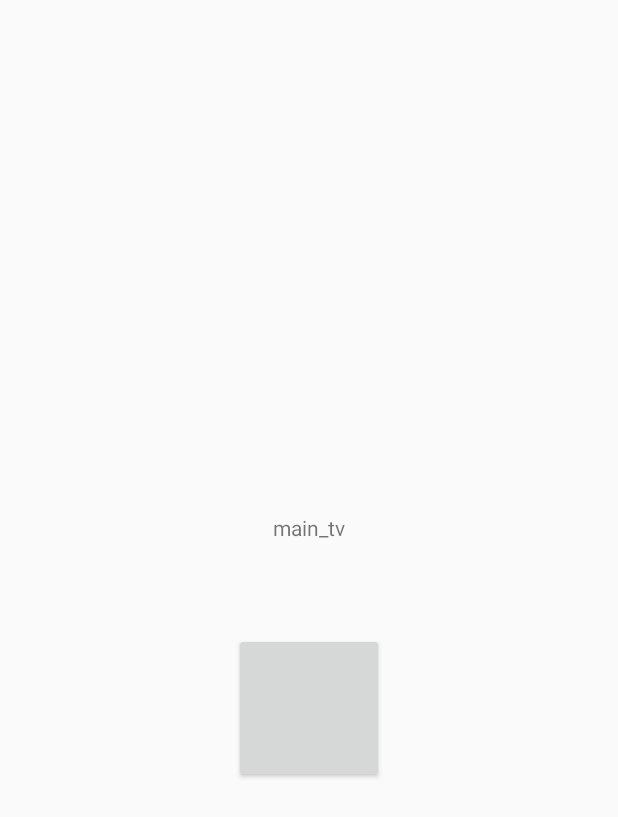
After one commit to jason-boun/AndroidTestApp, an Android app: the ThirdActivity screen opened directly, with no data from a screen before it, on a phone screen of 412 x 824 dp. The commit adds this screen. Shown: the top 817 px of the screen. Run offline under Robolectric (Android 15) with nearby library versions, the phone set to English and light mode, and no system bars; our stand-ins replace EventBus.

Commit message:
eventBus test

```diff
--- a/app/build.gradle
+++ b/app/build.gradle
@@ -61,15 +61,17 @@ apt {
 
 dependencies {
     compile fileTree(include: ['*.jar'], dir: 'libs')
-    compile 'com.android.support:appcompat-v7:25.2.0'
+    compile 'com.android.support:appcompat-v7:25.3.0'
 
     apt "org.androidannotations:androidannotations:$AAVersion"
     compile "org.androidannotations:androidannotations-api:$AAVersion"
 
     //事件通知
     compile 'org.greenrobot:eventbus:3.0.0'
-    compile 'com.jakewharton:butterknife:8.5.1'
     compile 'com.google.code.gson:gson:2.8.1'
+
+    compile 'com.jakewharton:butterknife:8.8.1'
+    annotationProcessor 'com.jakewharton:butterknife-compiler:8.8.1'
 
     //virtual插件化框架
     compile 'com.didi.virtualapk:core:0.9.0'
--- a/app/src/main/AndroidManifest.xml
+++ b/app/src/main/AndroidManifest.xml
@@ -27,6 +27,7 @@
 
         <activity android:name=".activity.SecondActivity"/>
         <activity android:name=".activity.GaoSiTest"/>
+        <activity android:name=".activity.ThirdActivity"/>
 
         <service android:name=".service.MService"/>
     </application>
--- /dev/null
+++ b/app/src/main/java/com/jason/test/testapp/activity/ThirdActivity.java
@@ -0,0 +1,42 @@
+package com.jason.test.testapp.activity;
+
+import android.app.Activity;
+import android.os.Bundle;
+import android.support.annotation.Nullable;
+import android.view.View;
+import android.widget.Toast;
+
+import com.jason.test.testapp.R;
+import com.jason.test.testapp.data.event.SubEventOne;
+import com.jason.test.testapp.data.event.SubEventTwo;
+
+import org.greenrobot.eventbus.EventBus;
+
+/**
+ * Created by JiaBo on 2017/10/10.
+ */
+
+public class ThirdActivity extends Activity {
+
+    @Override
+    protected void onCreate(@Nullable Bundle savedInstanceState) {
+        super.onCreate(savedInstanceState);
+
+        setContentView(R.layout.activity_third);
+        findViewById(R.id.main_tv).setOnClickListener(new View.OnClickListener() {
+            @Override
+            public void onClick(View v) {
+                Toast.makeText(ThirdActivity.this, "send SubEventOne", Toast.LENGTH_SHORT).show();
+                EventBus.getDefault().post(new SubEventOne().setSubName("SubEventOne"));
+            }
+        });
+        findViewById(R.id.main_bt).setOnClickListener(new View.OnClickListener() {
+            @Override
+            public void onClick(View v) {
+                Toast.makeText(ThirdActivity.this, "send SubEventTwo", Toast.LENGTH_SHORT).show();
+                EventBus.getDefault().post(new SubEventTwo().setSubName("SubEventTwo"));
+            }
+        });
+    }
+
+}
--- /dev/null
+++ b/app/src/main/res/layout/activity_third.xml
@@ -0,0 +1,22 @@
+<?xml version="1.0" encoding="utf-8"?>
+<RelativeLayout
+    xmlns:android="http://schemas.android.com/apk/res/android"
+    android:layout_width="match_parent"
+    android:layout_height="match_parent"
+    android:gravity="center">
+
+    <TextView
+        android:id="@+id/main_tv"
+        android:layout_width="100dp"
+        android:layout_height="100dp"
+        android:gravity="center"
+        android:text="main_tv"/>
+
+    <Button
+        android:id="@+id/main_bt"
+        android:layout_width="100dp"
+        android:layout_height="100dp"
+        android:layout_below="@+id/main_tv"
+        android:layout_marginTop="20dp"
+        android:gravity="center"/>
+</RelativeLayout>
```
Also changed, not shown: app/src/main/java/com/jason/test/testapp/activity/MainActivity.java (+18 -15 lines), app/src/main/java/com/jason/test/testapp/activity/SecondActivity.java (+2 -2 lines), app/src/main/java/com/jason/test/testapp/data/BaseEvent.java (renamed from app/src/main/java/com/jason/test/testapp/data/MsgEvent.java, +2 -2 lines), app/src/main/java/com/jason/test/testapp/data/event/ParentEvent.java (added, +18 -0 lines), app/src/main/java/com/jason/test/testapp/data/event/SubEventOne.java (added, +19 -0 lines), app/src/main/java/com/jason/test/testapp/data/event/SubEventTwo.java (added, +19 -0 lines).
